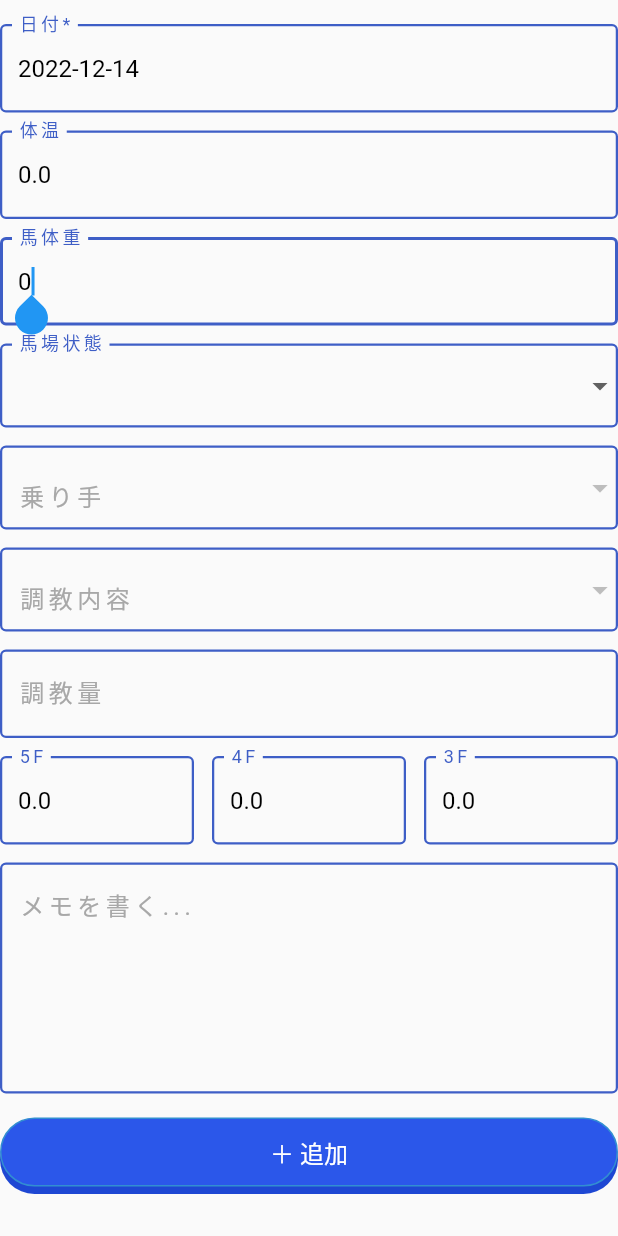
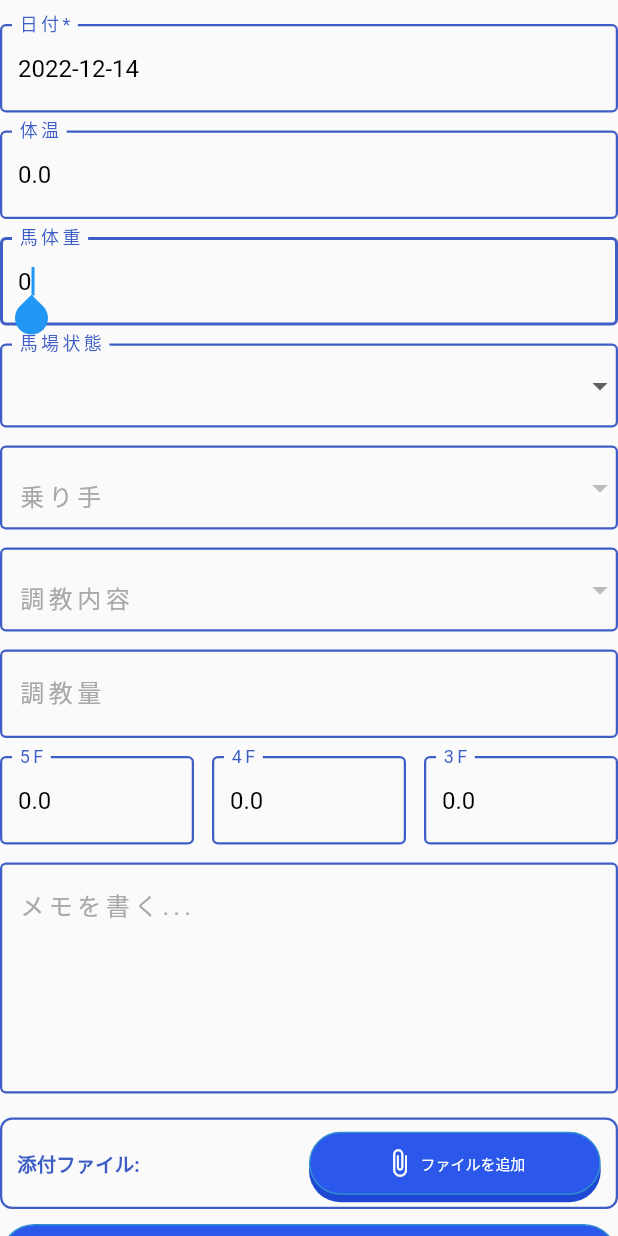
Before and after one commit to treefunk/inblo_flutter, a Flutter app: the AddDailyReportDialog widget shown alone on an empty page, opened directly with empty values, on a phone screen of 412 x 824 dp. Run offline on Flutter 3.47's test engine with Material 2 defaults, Android fonts, the phone set to English and light mode, and no system bars; our stand-ins replace file_picker, flutter_dotenv, flutter_slidable, flutter_svg, go_router, image_picker and 2 more; missing offline and left inert: flutter_picker, flutter_web_frame, linked_scroll_controller; accounts and stored records are empty; Roboto replaces fonts that are missing (Hiragino).

Commit message:
added file attachments to daily reports

```diff
--- a/lib/common_widgets/inblo_text_button.dart
+++ b/lib/common_widgets/inblo_text_button.dart
@@ -2,7 +2,7 @@ import 'package:flutter/material.dart';
 import 'package:inblo_app/constants/app_theme.dart';
 import 'package:inblo_app/constants/text_styles.dart';
 
-enum TextStyleInbloButton { big, medium }
+enum TextStyleInbloButton { big, medium, small }
 
 extension ButtonTypeExtension on TextStyleInbloButton {
   TextStyle get getTextStyle {
@@ -11,6 +11,8 @@ extension ButtonTypeExtension on TextStyleInbloButton {
         return buttonBigTxtStyle;
       case TextStyleInbloButton.medium:
         return buttonMediumTxtStyle;
+      case TextStyleInbloButton.small:
+        return buttonSmallTxtStyle;
     }
   }
 }
--- a/lib/constants/text_styles.dart
+++ b/lib/constants/text_styles.dart
@@ -27,6 +27,12 @@ const bottomNavTxtStyle = TextStyle(
   fontSize: 13,
 );
 
+const attachedTxtStyle = TextStyle(
+  fontFamily: "Hiragino",
+  color: colorPrimaryDark,
+  fontSize: 12,
+);
+
 const buttonBigTxtStyle = TextStyle(
   fontFamily: "Hiragino",
   color: Colors.white,
@@ -40,3 +46,11 @@ const buttonMediumTxtStyle = TextStyle(
   letterSpacing: 1.4,
   fontSize: 12,
 );
+
+const buttonSmallTxtStyle = TextStyle(
+  fontFamily: "Roboto",
+  // fontWeight: FontWeight.bold,
+  color: Colors.white,
+  // letterSpacing: 1.4,
+  fontSize: 10,
+);
--- /dev/null
+++ b/lib/features/horse_details/file_attachments/attachments_box.dart
@@ -0,0 +1,198 @@
+import 'package:flutter/foundation.dart';
+import 'package:flutter/material.dart';
+import 'package:inblo_app/features/horse_details/file_attachments/attached_dialog.dart';
+import 'package:inblo_app/common_widgets/inblo_text_button.dart';
+import 'package:inblo_app/constants/app_theme.dart';
+import 'package:inblo_app/constants/text_styles.dart';
+import 'package:inblo_app/models/attached_file.dart';
+
+import '../../../common_widgets/general_dialog.dart';
+
+class AttachmentsBox extends StatefulWidget {
+  AttachmentsBox({
+    super.key,
+    required this.attachedFiles,
+    required this.onCaptureImage,
+    required this.onPickFile,
+    required this.onDeleteExisting,
+    required this.onDeleteUploaded,
+  });
+
+  List<AttachedFile> attachedFiles;
+
+  Function() onCaptureImage;
+  Function() onPickFile;
+  Function(int index) onDeleteExisting;
+  Function(int index) onDeleteUploaded;
+
+  @override
+  State<AttachmentsBox> createState() => _AttachmentsBoxState();
+}
+
+class _AttachmentsBoxState extends State<AttachmentsBox> {
+  @override
+  Widget build(BuildContext context) {
+    return Column(
+      children: [
+        Row(
+          children: [
+            Expanded(
+              child: Text(
+                "添付ファイル:", // "管理馬の詳細",
+                textAlign: TextAlign.left,
+                style: TextStyle(
+                  fontFamily: "Hiragino",
+                  fontWeight: FontWeight.bold,
+                  color: colorPrimary,
+                  fontSize: 13,
+                ),
+              ),
+            ),
+
+            // Spacer(),
+            Flexible(
+              child: InbloTextButton(
+                onPressed: () async {
+                  // captureImage();
+                  // widget.onPressUpload();
+                  int choice = await _showSimpleDialog(context) as int;
+                  if (choice == 0) {
+                    widget.onCaptureImage();
+                  } else if (choice == 1) {
+                    widget.onPickFile();
+                  } else {
+                    //
+                  }
+                },
+                title: "ファイルを追加",
+                iconPrefix: Icon(
+                  Icons.attach_file,
+                  color: Colors.white,
+                  size: 20,
+                ),
+                textStyle: TextStyleInbloButton.small,
+              ),
+            ),
+            // Spacer()
+          ],
+        ),
+        if (widget.attachedFiles.isNotEmpty)
+          Container(
+            margin: EdgeInsets.only(top: 8),
+            child: Divider(
+              color: colorPrimaryDark,
+            ),
+          ),
+        if (widget.attachedFiles.isNotEmpty)
+          for (var i = 0; i < widget.attachedFiles.length; i++)
+            Container(
+              margin: EdgeInsets.only(bottom: 6),
+              child: Padding(
+                padding: const EdgeInsets.symmetric(vertical: 4),
+                child: Row(
+                  children: [
+                    Expanded(
+                      child: GestureDetector(
+                        onTap: () {
+                          showCustomDialog(
+                            context: context,
+                            title: "",
+                            content: (ctx) => AttachedDialog.fromDailyReport(
+                                [widget.attachedFiles[i]]),
+                          );
+                        },
+                        child: Row(children: [
+                          Icon(
+                            Icons.image_outlined,
+                            color: widget.attachedFiles[i].id == null
+                                ? colorPrimaryDark
+                                : colorPrimary,
+                          ),
+                          SizedBox(
+                            width: 6,
+                          ),
+                          Expanded(
+                            child: Text(
+                              widget.attachedFiles[i].name!,
+                              overflow: TextOverflow.ellipsis,
+                              style: attachedTxtStyle,
+                              maxLines: 1,
+                              softWrap: false,
+                            ),
+                          ),
+                        ]),
+                      ),
+                    ),
+                    Material(
+                      color: Colors.transparent,
+                      child: InkWell(
+                          splashColor: colorPrimary,
+                          highlightColor: colorDarkBackground,
+                          onTap: () {
+                            if (widget.attachedFiles[i].id == null) {
+                              var uploadedIndex =
+                                  (widget.attachedFiles.isNotEmpty
+                                          ? widget.attachedFiles.length
+                                          : 0) -
+                                      i -
+                                      1;
+                              print(
+                                  "attempting to remove index $uploadedIndex \n index: $i");
+                              // setState(() {
+                              //   _uploadedFiles.removeAt(uploadedIndex);
+                              // });
+                              widget.onDeleteUploaded(
+                                  uploadedIndex); // delete local files to be uploaded
+                            } else {
+                              // setState(() {
+                              //   attachedFiles.removeAt(i);
+                              // });
+                              widget.onDeleteExisting(
+                                  i); // delete existing uploades on the server
+                            }
+                          },
+                          child: Icon(
+                            Icons.delete_forever,
+                            color: Colors.red[800],
+                          )),
+                    ),
+                  ],
+                ),
+              ),
+            ),
+      ],
+    );
+  }
+}
+
+Future<int?> _showSimpleDialog(BuildContext context) async {
+  return await showDialog<int?>(
+      context: context,
+      builder: (BuildContext context) {
+        return SimpleDialog(
+          // <-- SEE HERE
+          title: const Text('Select Upload'),
+          children: <Widget>[
+            if (!kIsWeb)
+              SimpleDialogOption(
+                onPressed: () {
+                  Navigator.of(context).pop(0);
+                },
+                child: const Text('Camera'),
+              ),
+            SimpleDialogOption(
+              onPressed: () {
+                Navigator.of(context).pop(1);
+              },
+              child: const Text('Pick file from gallery'),
+            ),
+            SimpleDialogOption(
+              onPressed: () {
+                Navigator.of(context).pop(-1);
+              },
+              child: const Text('Cancel'),
+            ),
+          ],
+        );
+      });
+}
--- a/lib/features/horse_list/presentation/widgets/horse_list.dart
+++ b/lib/features/horse_list/presentation/widgets/horse_list.dart
@@ -5,6 +5,7 @@ import 'package:inblo_app/constants/app_theme.dart';
 import 'package:inblo_app/features/horse_list/providers/persons_in_charge.dart';
 import 'package:inblo_app/features/horse_list/providers/horses.dart';
 import 'package:inblo_app/models/horse.dart';
+import 'package:inblo_app/util/inblo_desktop_scroll_behavior.dart';
 import 'package:provider/provider.dart';
 
 class HorseList extends StatefulWidget {
@@ -65,6 +66,8 @@ class _HorseListState extends State<HorseList> {
             } else {
               var horses = context.watch<Horses>().horses;
               return Expanded(
+                  child: ScrollConfiguration(
+                behavior: InbloDesktopScrollBehavior(),
                 child: ListView.builder(
                   itemCount: horses.length,
                   itemBuilder: (context, index) => Slidable(
@@ -130,6 +133,7 @@ class _HorseListState extends State<HorseList> {
                       ),
                     ),
                   ),
+                ),
               ));
             }
           }
--- a/lib/features/tab_daily_reports/presentation/add_daily_report_dialog.dart
+++ b/lib/features/tab_daily_reports/presentation/add_daily_report_dialog.dart
@@ -1,11 +1,16 @@
+import 'dart:io';
+
 import 'package:flutter/material.dart';
 import 'package:flutter/services.dart';
 import 'package:flutter_picker/Picker.dart';
 import 'package:inblo_app/common_widgets/general_dialog.dart';
 import 'package:inblo_app/common_widgets/inblo_text_button.dart';
 import 'package:inblo_app/common_widgets/inblo_text_field.dart';
-import 'package:inblo_app/constants/app_constants.dart';
+import 'package:inblo_app/constants/app_theme.dart';
+import 'package:inblo_app/features/horse_details/file_attachments/attached_file_picker.dart';
+import 'package:inblo_app/features/horse_details/file_attachments/attachments_box.dart';
 import 'package:inblo_app/features/tab_daily_reports/providers/daily_reports.dart';
+import 'package:inblo_app/models/attached_file.dart';
 import 'package:inblo_app/models/daily_report.dart';
 import 'package:inblo_app/models/meta_response.dart';
 import 'package:provider/provider.dart';
@@ -29,6 +34,14 @@ class _AddDailyReportDialogState extends State<AddDailyReportDialog> {
   int? _trainingTypeId;
   String _conditionGroup = "";
 
+  List<AttachedFile> _attachedFiles = [];
+  late List<AttachedFile> attachedFiles;
+  final List<AttachedFile> _uploadedFiles = [];
+
+  List<AttachedFile> get currentAndUploadedFiles {
+    return attachedFiles + _uploadedFiles;
+  }
+
   final _time5fController = TextEditingController();
   final _time4fController = TextEditingController();
   final _time3fController = TextEditingController();
@@ -42,10 +55,14 @@ class _AddDailyReportDialogState extends State<AddDailyReportDialog> {
   @override
   void initState() {
     super.initState();
+    print("init add daily report");
 
     if (widget.dailyReport != null) {
       initFields();
     }
+
+    //clone to avoid side effects on original data
+    attachedFiles = [..._attachedFiles];
   }
 
   void initFields() {
@@ -61,6 +78,11 @@ class _AddDailyReportDialogState extends State<AddDailyReportDialog> {
     _time3fController.text = dailyReport.time3f?.toString() ?? "";
     _memoController.text = dailyReport.memo ?? "";
     _trainingAmountController.text = dailyReport.trainingAmount ?? "";
+
+    if (dailyReport.attachedFiles != null &&
+        dailyReport.attachedFiles!.isNotEmpty) {
+      _attachedFiles = dailyReport.attachedFiles!;
+    }
   }
 
   bool _validateForm() {
@@ -94,7 +116,9 @@ class _AddDailyReportDialogState extends State<AddDailyReportDialog> {
       time4f: _time4fController.text.parseDoubleOrZero(),
       time3f: _time3fController.text.parseDoubleOrZero(),
       memo: _memoController.text,
-      dailyAttachedIds: null,
+      dailyAttachedIds:
+          attachedFiles.map((attached) => attached.id.toString()).toList(),
+      uploadedFiles: _uploadedFiles,
       id: widget.dailyReport?.id,
     );
 
@@ -286,6 +310,51 @@ class _AddDailyReportDialogState extends State<AddDailyReportDialog> {
             height: 16,
           ),
           //todo add upload btn here ( ファイルを追加 )
+          Container(
+            padding: EdgeInsets.symmetric(horizontal: 10, vertical: 8),
+            decoration: BoxDecoration(
+                borderRadius: BorderRadius.circular(8),
+                border: Border.all(color: colorPrimary, width: 1.5)
+                // color: Colors.grey[200],
+                ),
+            child: Column(
+              mainAxisSize: MainAxisSize.min,
+              mainAxisAlignment: MainAxisAlignment.start,
+              crossAxisAlignment: CrossAxisAlignment.start,
+              children: [
+                AttachmentsBox(
+                  attachedFiles: currentAndUploadedFiles,
+                  onCaptureImage: () {
+                    AttachedFilePicker.captureImage((attachedFile) {
+                      setState(() {
+                        _uploadedFiles.add(attachedFile);
+                      });
+                    });
+                  },
+                  onPickFile: () {
+                    AttachedFilePicker.pickFile((attachedFile) {
+                      setState(() {
+                        _uploadedFiles.add(attachedFile);
+                      });
+                    });
+                  },
+                  onDeleteExisting: (index) {
+                    setState(() {
+                      attachedFiles.removeAt(index);
+                    });
+                  },
+                  onDeleteUploaded: (index) {
+                    setState(() {
+                      _uploadedFiles.removeAt(index);
+                    });
+                  },
+                )
+              ],
+            ),
+          ),
+          SizedBox(
+            height: 10,
+          ),
           InbloTextButton(
               onPressed: () => _addDailyReport(context),
               title: "＋ 追加",
--- a/lib/models/attached_file.dart
+++ b/lib/models/attached_file.dart
@@ -1,4 +1,10 @@
+import 'dart:io';
+
+import 'package:flutter/services.dart';
+import 'package:image_picker/image_picker.dart';
 import 'package:json_annotation/json_annotation.dart';
+import 'package:mime/mime.dart';
+import 'package:path/path.dart' as path;
 
 part 'attached_file.g.dart';
 
@@ -12,6 +18,7 @@ class AttachedFile {
     this.contentType,
     this.createdAt,
     this.updatedAt,
+    this.webFile,
   });
 
   final int? id;
@@ -27,8 +34,28 @@ class AttachedFile {
   @JsonKey(name: "updated_at")
   final DateTime? updatedAt;
 
+  final Uint8List? webFile;
+
   factory AttachedFile.fromJson(Map<String, dynamic> json) =>
       _$AttachedFileFromJson(json);
 
   Map<String, dynamic> toJson() => _$AttachedFileToJson(this);
+
+  static AttachedFile fromXFile(XFile xfile) => AttachedFile(
+        name: path.basename(xfile.path),
+        filePath: xfile.path,
+        contentType: lookupMimeType(xfile.path),
+      );
+
+  static List<AttachedFile> fromXFileList(List<XFile> xfiles) =>
+      xfiles.map((xf) => AttachedFile.fromXFile(xf)).toList();
+
+  static AttachedFile fromFile(File file) => AttachedFile(
+        name: path.basename(file.path),
+        filePath: file.path,
+        contentType: lookupMimeType(file.path),
+      );
+
+  static AttachedFile fromU8intList(String filename, Uint8List uint8list) =>
+      AttachedFile(name: filename, filePath: filename, webFile: uint8list);
 }
```
Also changed, not shown: lib/features/horse_details/file_attachments/attached_dialog.dart (added, +108 -0 lines), lib/features/horse_details/file_attachments/attached_file_picker.dart (added, +70 -0 lines), lib/features/horse_details/file_attachments/inblo_video_player.dart (added, +111 -0 lines), lib/features/tab_daily_reports/presentation/daily_reports_screen.dart (+18 -2 lines), lib/features/tab_daily_reports/providers/daily_reports.dart (+69 -7 lines), lib/main.dart (+1 -9 lines), pubspec.yaml (+8 -0 lines), pubspec.lock, 2 other files. Lines whose indentation alone changed are shown as unchanged.
